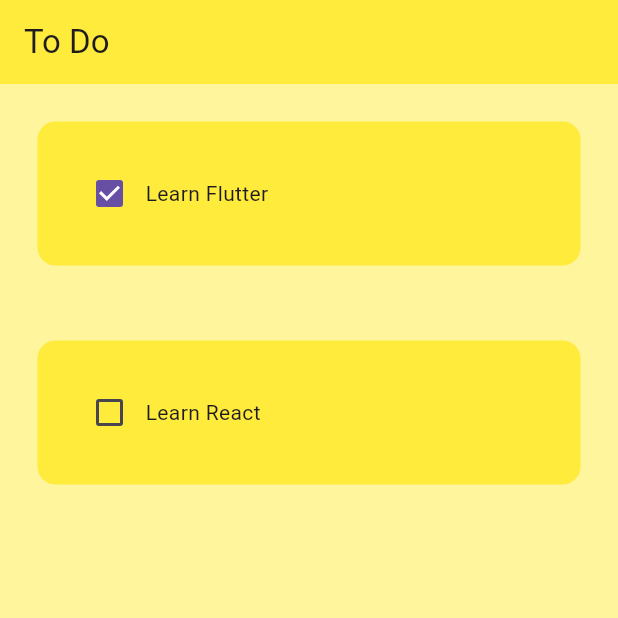
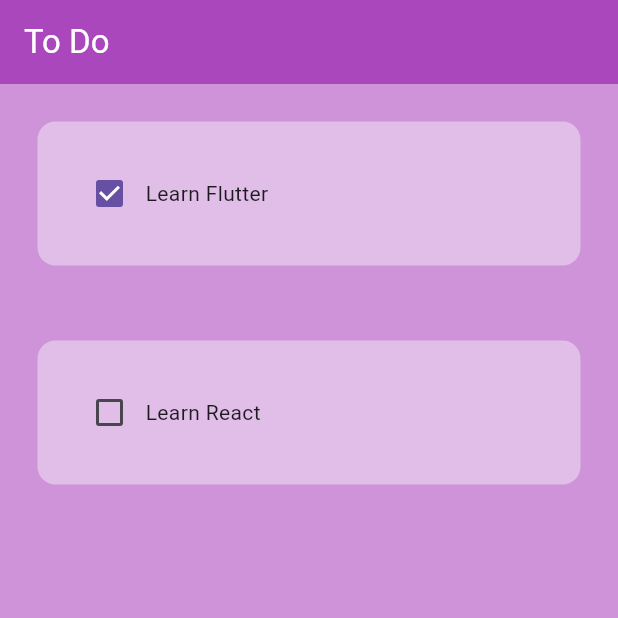
Before and after one commit to umangawije/flutter_basics, a Flutter app: the screen it shows after launch, on a phone screen of 412 x 824 dp, the top half of it. Run offline on Flutter 3.47's test engine with Material 3 defaults, Android fonts, the phone set to English and light mode, and no system bars.

Commit message:
change color pallet

```diff
--- a/lib/pages/home_page.dart
+++ b/lib/pages/home_page.dart
@@ -13,8 +13,11 @@ class _HomePageState extends State<HomePage> {
   @override
   Widget build(BuildContext context) {
     return Scaffold(
-      backgroundColor: Colors.yellow[200],
-      appBar: AppBar(backgroundColor: Colors.yellow, title: Text('To Do')),
+      backgroundColor: Colors.purple[200],
+      appBar: AppBar(
+        backgroundColor: Colors.purple[400],
+        title: Text('To Do', style: TextStyle(color: Colors.white)),
+      ),
       body: ListView(
         children: [
           ToDoTile(
--- a/lib/pages/util/todo_tile.dart
+++ b/lib/pages/util/todo_tile.dart
@@ -28,7 +28,7 @@ class ToDoTile extends StatelessWidget {
           ],
         ),
         decoration: BoxDecoration(
-          color: Colors.yellow,
+          color: Colors.purple[100],
           borderRadius: BorderRadius.circular(12),
         ),
       ),
```
